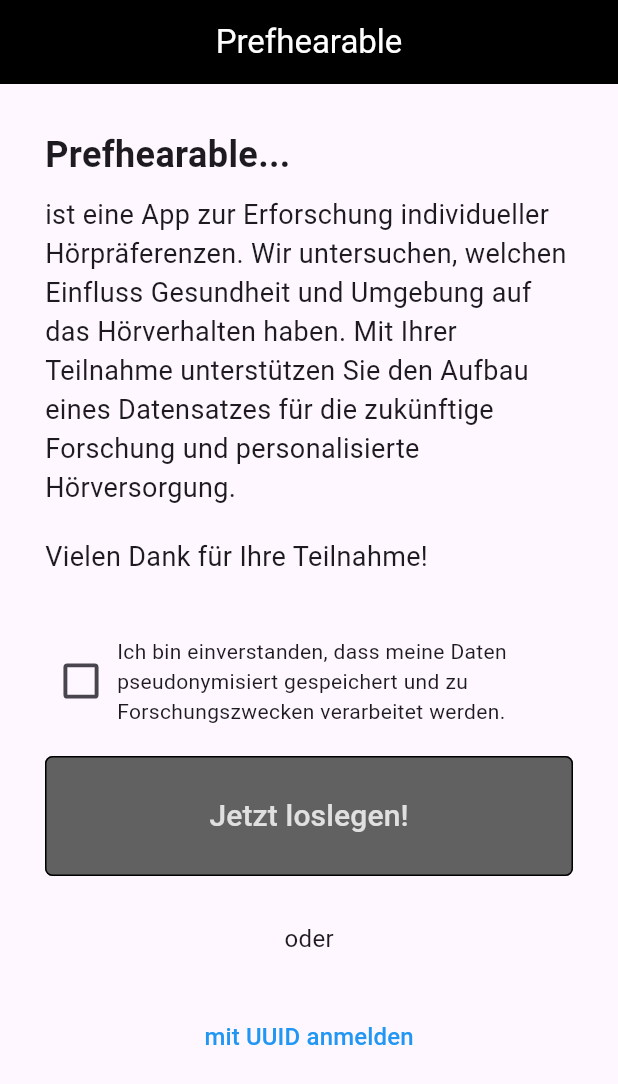
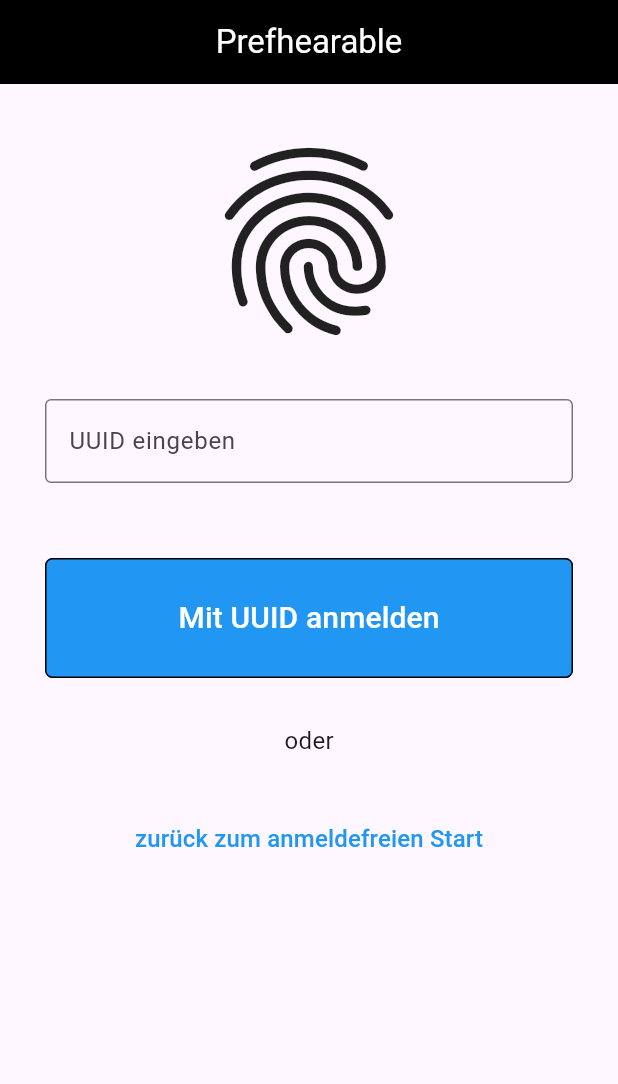
Before and after one commit to ArmerSchluca/prefhearable-frontend, a Flutter app: the screen it shows after launch, after a tap on "mit UUID anmelden", on a phone screen of 412 x 824 dp. Shown: the top 1084 px of the screen. Run offline on Flutter 3.47's test engine with Material 3 defaults, Android fonts, the light colour scheme and no system bars; our stand-ins replace shared_preferences.

Commit message:
Implemented LoginView, UUID Validation, UUID Creation and SurveyPages Placerholder

```diff
--- a/lib/view/launch_view.dart
+++ b/lib/view/launch_view.dart
@@ -1,5 +1,7 @@
 import 'package:flutter/material.dart';
 import 'package:frontend/view/home_view.dart';
+import 'package:frontend/view/uuid_login_view.dart';
+import 'package:frontend/service/session_service.dart';
 
 class LaunchView extends StatefulWidget {
   const LaunchView({super.key});
@@ -9,6 +11,7 @@
 }
 
 class _LaunchViewState extends State<LaunchView> {
+  final SessionService _participantService = SessionService();
   bool _consentGiven = false;
 
   @override
@@ -99,16 +102,24 @@
                   ),
                 ),
                 onPressed: _consentGiven
-                    ? () {
-                        /* pushReplacement, damit die StartPage aus dem Stack entfernt wird
-                        und der Participant nicht zurück zur Consent Page navigieren kann,
-                        bis sich abgemeldet wurde */
+                    ? () async {
+                        try {
+                          final id = await _participantService
+                              .registerParticipant();
+
+                          debugPrint("NEW PARTICIPANT: $id");
+
+                          if (!mounted) return;
+
                           Navigator.pushReplacement(
                             context,
                             MaterialPageRoute(
                               builder: (context) => const HomeView(),
                             ),
                           );
+                        } catch (e) {
+                          debugPrint("REGISTER ERROR: $e");
+                        }
                       }
                     : null,
                 child: const Text(
@@ -126,7 +137,10 @@
                   foregroundColor: WidgetStatePropertyAll<Color>(Colors.blue),
                 ),
                 onPressed: () {
-                  // ...
+                  Navigator.pushReplacement(
+                    context,
+                    MaterialPageRoute(builder: (context) => const LoginView()),
+                  );
                 },
                 child: Text(
                   'mit UUID anmelden',
--- /dev/null
+++ b/lib/view/uuid_login_view.dart
@@ -0,0 +1,131 @@
+import 'package:flutter/material.dart';
+import 'package:frontend/view/home_view.dart';
+import 'package:frontend/service/session_service.dart';
+import 'package:frontend/view/launch_view.dart';
+
+class LoginView extends StatefulWidget {
+  const LoginView({super.key});
+
+  @override
+  State<LoginView> createState() => _LoginViewState();
+}
+
+class _LoginViewState extends State<LoginView> {
+  final TextEditingController _uuidController = TextEditingController();
+  final SessionService _participantService = SessionService();
+
+  bool _isLoading = false;
+  String? _error;
+
+  @override
+  Widget build(BuildContext context) {
+    return Scaffold(
+      appBar: AppBar(
+        title: Center(
+          child: Text("Prefhearable", style: TextStyle(color: Colors.white)),
+        ),
+        backgroundColor: Colors.black,
+      ),
+
+      body: Padding(
+        padding: EdgeInsets.all(30.0),
+        child: Column(
+          crossAxisAlignment: CrossAxisAlignment.start,
+          children: [
+            Center(child: Icon(Icons.fingerprint, size: 150)),
+
+            SizedBox(height: 30.0),
+
+            TextField(
+              controller: _uuidController,
+              decoration: InputDecoration(
+                labelText: "UUID eingeben",
+                hintText: "xxxxxxxx-xxxx-xxxx-xxxx-xxxxxxxxxxxx",
+                border: const OutlineInputBorder(),
+                errorText: _error,
+              ),
+            ),
+
+            SizedBox(height: 50),
+            SizedBox(
+              width: double.infinity,
+              height: 80,
+              child: FilledButton(
+                style: ButtonStyle(
+                  backgroundColor: WidgetStatePropertyAll(
+                    _isLoading ? Colors.grey : Colors.blue,
+                  ),
+                  shape: WidgetStatePropertyAll(
+                    RoundedRectangleBorder(
+                      borderRadius: BorderRadius.circular(5.0),
+                      side: BorderSide(color: Colors.black, width: 1),
+                    ),
+                  ),
+                ),
+                onPressed: _isLoading ? null : _login,
+                child: _isLoading
+                    ? const CircularProgressIndicator(color: Colors.white)
+                    : const Text(
+                        'Mit UUID anmelden',
+                        style: TextStyle(fontSize: 20.0),
+                      ),
+              ),
+            ),
+            SizedBox(height: 30),
+            Center(child: Text("oder", style: TextStyle(fontSize: 16.0))),
+            SizedBox(height: 30),
+            Center(
+              child: TextButton(
+                style: ButtonStyle(
+                  foregroundColor: WidgetStatePropertyAll<Color>(Colors.blue),
+                ),
+                onPressed: () {
+                  Navigator.pushReplacement(
+                    context,
+                    MaterialPageRoute(builder: (context) => const LaunchView()),
+                  );
+                },
+                child: Text(
+                  'zurück zum anmeldefreien Start',
+                  style: TextStyle(fontSize: 16.0),
+                ),
+              ),
+            ),
+          ],
+        ),
+      ),
+    );
+  }
+
+  Future<void> _login() async {
+    setState(() {
+      _isLoading = true;
+      _error = null;
+    });
+
+    try {
+      await _participantService.loginWithUuid(_uuidController.text.trim());
+
+      if (!mounted) return;
+
+      Navigator.pushReplacement(
+        context,
+        MaterialPageRoute(builder: (_) => const HomeView()),
+      );
+    } catch (e) {
+      setState(() {
+        _error = "Login fehlgeschlagen";
+      });
+    } finally {
+      setState(() {
+        _isLoading = false;
+      });
+    }
+  }
+
+  @override
+  void dispose() {
+    _uuidController.dispose();
+    super.dispose();
+  }
+}
```
Also changed, not shown: lib/service/participant_service.dart (deleted, +0 -39 lines), lib/service/session_service.dart (added, +92 -0 lines), lib/util/custom_appbar.dart (added, +30 -0 lines), lib/view/server_error_view.dart (added, +18 -0 lines), lib/view/survey_data_pages/audiotest_page.dart (+28 -0 lines), lib/view/survey_data_pages/context_data_page.dart (+27 -0 lines), lib/view/survey_data_pages/personal_data_page.dart (+28 -0 lines), lib/view/survey_data_pages/questionnaires_page.dart (+27 -0 lines), lib/view/survey_view.dart (+21 -20 lines). Lines whose indentation alone changed are shown as unchanged.
